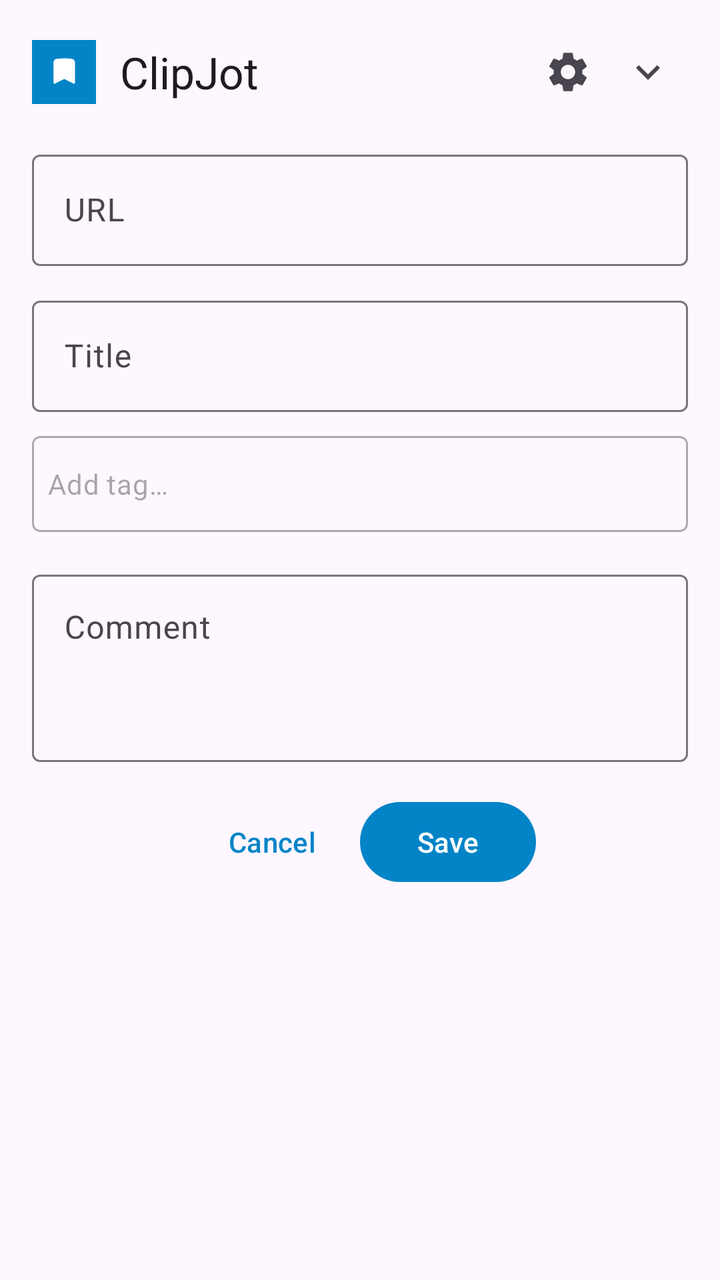
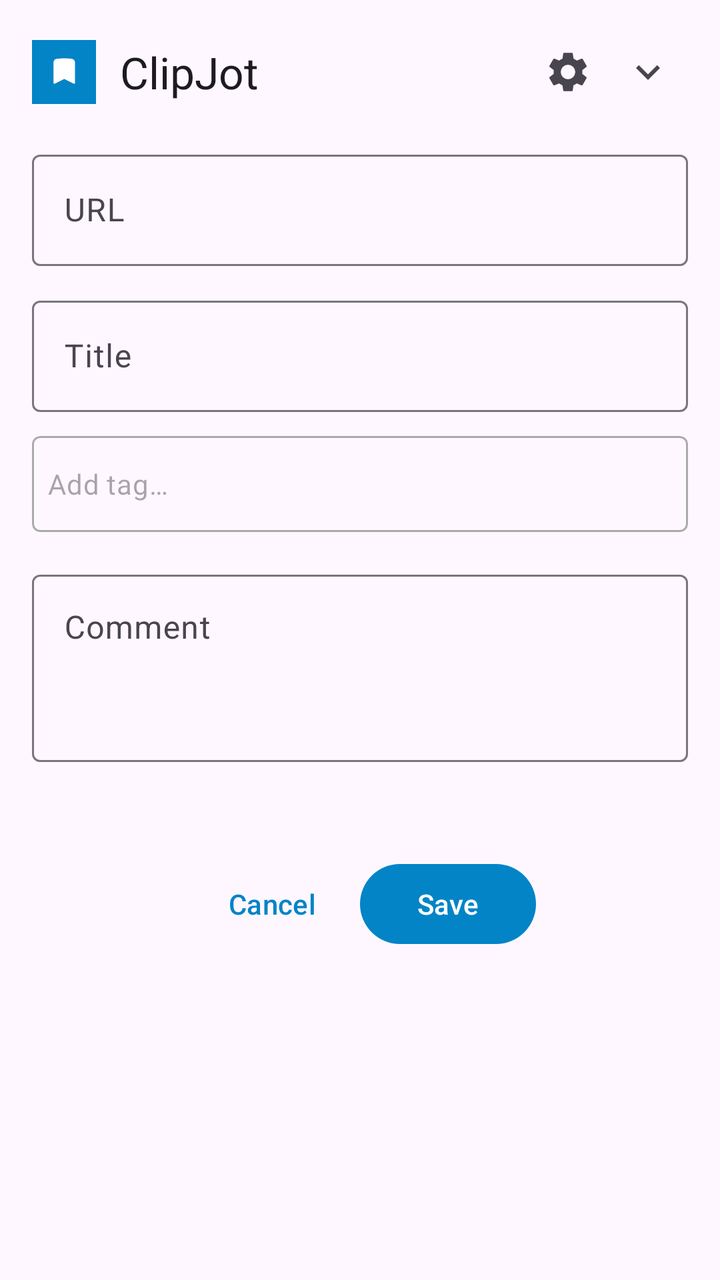

An Android layout rendered at two revisions. The XML below is the earlier revision; the diff shows what the commit changed to produce the second picture.
<!-- AndroidManifest.xml: application theme Theme.ClipJot -->
<!-- res/layout/bottom_sheet_bookmark.xml -->
<?xml version="1.0" encoding="utf-8"?>
<FrameLayout
    xmlns:android="http://schemas.android.com/apk/res/android"
    xmlns:app="http://schemas.android.com/apk/res-auto"
    android:layout_width="match_parent"
    android:layout_height="wrap_content">

    
    <LinearLayout
        android:id="@+id/mainContent"
        android:layout_width="match_parent"
        android:layout_height="wrap_content"
        android:orientation="vertical"
        android:padding="16dp">

        
        <LinearLayout
            android:layout_width="match_parent"
            android:layout_height="wrap_content"
            android:orientation="horizontal"
            android:gravity="center_vertical"
            android:layout_marginBottom="16dp">

            <ImageView
                android:layout_width="32dp"
                android:layout_height="32dp"
                android:src="@drawable/ic_launcher_foreground"
                android:background="@drawable/ic_launcher_background"
                android:contentDescription="@string/app_name" />

            <TextView
                android:layout_width="0dp"
                android:layout_height="wrap_content"
                android:layout_weight="1"
                android:layout_marginStart="12dp"
                android:text="@string/app_name"
                android:textAppearance="@style/TextAppearance.Material3.TitleLarge" />

            <ImageButton
                android:id="@+id/settingsButton"
                android:layout_width="wrap_content"
                android:layout_height="wrap_content"
                android:background="?attr/selectableItemBackgroundBorderless"
                android:src="@drawable/ic_settings"
                android:contentDescription="@string/settings"
                android:padding="8dp" />

            <ImageButton
                android:id="@+id/expandButton"
                android:layout_width="wrap_content"
                android:layout_height="wrap_content"
                android:background="?attr/selectableItemBackgroundBorderless"
                android:src="@drawable/ic_expand_more"
                android:contentDescription="@string/expand"
                android:padding="8dp" />
        </LinearLayout>

        
        <com.google.android.material.textfield.TextInputLayout
            android:layout_width="match_parent"
            android:layout_height="wrap_content"
            android:hint="@string/url"
            app:endIconMode="none">

            <com.google.android.material.textfield.TextInputEditText
                android:id="@+id/urlInput"
                android:layout_width="match_parent"
                android:layout_height="wrap_content"
                android:inputType="textUri"
                android:maxLines="2" />
        </com.google.android.material.textfield.TextInputLayout>

        
        <com.google.android.material.textfield.TextInputLayout
            android:layout_width="match_parent"
            android:layout_height="wrap_content"
            android:hint="@string/title"
            android:layout_marginTop="12dp">

            <com.google.android.material.textfield.TextInputEditText
                android:id="@+id/titleInput"
                android:layout_width="match_parent"
                android:layout_height="wrap_content"
                android:inputType="text"
                android:maxLines="2" />
        </com.google.android.material.textfield.TextInputLayout>

        
        <com.google.android.material.card.MaterialCardView
            android:id="@+id/tagInputContainer"
            android:layout_width="match_parent"
            android:layout_height="wrap_content"
            android:layout_marginTop="12dp"
            app:cardElevation="0dp"
            app:strokeWidth="1dp"
            app:strokeColor="@android:color/darker_gray"
            app:cardCornerRadius="4dp">

            <HorizontalScrollView
                android:layout_width="match_parent"
                android:layout_height="wrap_content"
                android:scrollbars="none"
                android:fillViewport="true">

                <LinearLayout
                    android:id="@+id/tagTokenContainer"
                    android:layout_width="wrap_content"
                    android:layout_height="wrap_content"
                    android:orientation="horizontal"
                    android:gravity="center_vertical"
                    android:padding="8dp"
                    android:minHeight="48dp">

                    

                    <EditText
                        android:id="@+id/tagInput"
                        android:layout_width="wrap_content"
                        android:layout_height="wrap_content"
                        android:minWidth="100dp"
                        android:background="@null"
                        android:hint="@string/add_tag"
                        android:inputType="text"
                        android:imeOptions="actionDone"
                        android:maxLines="1"
                        android:textAppearance="@style/TextAppearance.Material3.BodyMedium" />
                </LinearLayout>
            </HorizontalScrollView>
        </com.google.android.material.card.MaterialCardView>

        
        <com.google.android.material.card.MaterialCardView
            android:id="@+id/tagSuggestionsCard"
            android:layout_width="match_parent"
            android:layout_height="wrap_content"
            android:layout_marginTop="4dp"
            android:visibility="gone"
            app:cardElevation="4dp"
            app:cardCornerRadius="8dp">

            <LinearLayout
                android:layout_width="match_parent"
                android:layout_height="wrap_content"
                android:orientation="vertical"
                android:padding="8dp">

                <com.google.android.material.chip.ChipGroup
                    android:id="@+id/tagSuggestionsChipGroup"
                    android:layout_width="match_parent"
                    android:layout_height="wrap_content"
                    app:singleLine="true"
                    app:selectionRequired="false"
                    app:singleSelection="false" />

                <TextView
                    android:id="@+id/noTagsMessage"
                    android:layout_width="match_parent"
                    android:layout_height="wrap_content"
                    android:text="@string/no_tags_yet"
                    android:textAppearance="@style/TextAppearance.Material3.BodySmall"
                    android:textColor="?android:textColorSecondary"
                    android:paddingVertical="8dp"
                    android:visibility="gone" />
            </LinearLayout>
        </com.google.android.material.card.MaterialCardView>

        
        <LinearLayout
            android:id="@+id/expandedSection"
            android:layout_width="match_parent"
            android:layout_height="wrap_content"
            android:orientation="vertical"
            android:visibility="visible">

            
            <com.google.android.material.textfield.TextInputLayout
                android:layout_width="match_parent"
                android:layout_height="wrap_content"
                android:hint="@string/comment"
                android:layout_marginTop="16dp">

                <com.google.android.material.textfield.TextInputEditText
                    android:id="@+id/commentInput"
                    android:layout_width="match_parent"
                    android:layout_height="wrap_content"
                    android:inputType="textMultiLine"
                    android:minLines="3"
                    android:gravity="top" />
            </com.google.android.material.textfield.TextInputLayout>
        </LinearLayout>

        
        <TextView
            android:id="@+id/errorMessage"
            android:layout_width="match_parent"
            android:layout_height="wrap_content"
            android:layout_marginTop="12dp"
            android:textColor="@color/error"
            android:visibility="gone" />

        <TextView
            android:id="@+id/successMessage"
            android:layout_width="match_parent"
            android:layout_height="wrap_content"
            android:layout_marginTop="12dp"
            android:textColor="@color/success"
            android:visibility="gone" />

        
        <com.google.android.material.progressindicator.LinearProgressIndicator
            android:id="@+id/progressIndicator"
            android:layout_width="match_parent"
            android:layout_height="wrap_content"
            android:layout_marginTop="12dp"
            android:indeterminate="true"
            android:visibility="gone" />

        
        <LinearLayout
            android:layout_width="wrap_content"
            android:layout_height="wrap_content"
            android:layout_marginTop="16dp"
            android:layout_gravity="center_horizontal"
            android:orientation="horizontal"
            android:gravity="center">

            <com.google.android.material.button.MaterialButton
                android:id="@+id/cancelLink"
                android:layout_width="wrap_content"
                android:layout_height="wrap_content"
                android:text="@string/cancel"
                style="@style/Widget.Material3.Button.TextButton" />

            <com.google.android.material.button.MaterialButton
                android:id="@+id/saveButton"
                android:layout_width="wrap_content"
                android:layout_height="wrap_content"
                android:text="@string/save" />
        </LinearLayout>

    </LinearLayout>

</FrameLayout>
<!-- resources referenced by this layout -->
<resources>
  <color name="error">#ef4444</color>
  <color name="success">#10b981</color>
  <!-- drawable ic_expand_more (drawable) -->
  <?xml version="1.0" encoding="utf-8"?>
  <vector xmlns:android="http://schemas.android.com/apk/res/android"
      android:width="24dp"
      android:height="24dp"
      android:viewportWidth="24"
      android:viewportHeight="24"
      android:tint="?attr/colorControlNormal">
      <path
          android:fillColor="@android:color/white"
          android:pathData="M16.59,8.59L12,13.17 7.41,8.59 6,10l6,6 6,-6z"/>
  </vector>
  <!-- drawable ic_launcher_background (drawable) -->
  <?xml version="1.0" encoding="utf-8"?>
  <vector xmlns:android="http://schemas.android.com/apk/res/android"
      android:width="108dp"
      android:height="108dp"
      android:viewportWidth="108"
      android:viewportHeight="108">
      <path
          android:fillColor="#0284c7"
          android:pathData="M0,0h108v108H0z"/>
  </vector>
  <!-- drawable ic_launcher_foreground (drawable) -->
  <?xml version="1.0" encoding="utf-8"?>
  <vector xmlns:android="http://schemas.android.com/apk/res/android"
      android:width="108dp"
      android:height="108dp"
      android:viewportWidth="108"
      android:viewportHeight="108">
      
      
      <group
          android:translateX="28"
          android:translateY="26"
          android:scaleX="2.2"
          android:scaleY="2.2">
          <path
              android:fillColor="#FFFFFF"
              android:fillType="evenOdd"
              android:pathData="M6.32,2.577a49.255,49.255 0,0 1,11.36 0c1.497,0.174 2.57,1.46 2.57,2.93V21a0.75,0.75 0,0 1,-1.085 0.67L12,18.089l-7.165,3.583A0.75,0.75 0,0 1,3.75 21V5.507c0,-1.47 1.073,-2.756 2.57,-2.93Z"/>
      </group>
  </vector>
  <string name="add_tag">Add tag…</string>
  <string name="app_name">ClipJot</string>
  <string name="cancel">Cancel</string>
  <string name="comment">Comment</string>
  <string name="expand">Expand</string>
  <string name="no_tags_yet">No tags yet. Type to create one.</string>
  <string name="save">Save</string>
  <string name="settings">Settings</string>
  <string name="title">Title</string>
  <string name="url">URL</string>
  <style name="Theme.ClipJot" parent="Theme.Material3.DayNight">
          
          <item name="colorPrimary">@color/primary</item>
          <item name="colorPrimaryDark">@color/primary_dark</item>
          <item name="colorOnPrimary">@android:color/white</item>
  
          
          <item name="colorSecondary">@color/secondary</item>
          <item name="colorOnSecondary">@android:color/white</item>
  
          
          <item name="android:statusBarColor">@color/primary_dark</item>
      </style>
  <color name="primary">#0284c7</color>
  <color name="primary_dark">#0369a1</color>
  <color name="secondary">#10b981</color>
  <!-- unchanged entries left out for length: 1 -->
</resources>

<!-- the commit's change to res/layout/bottom_sheet_bookmark.xml (unified diff, before → after) -->
@@ -190,30 +190,26 @@
         </LinearLayout>
 
         
-        <TextView
-            android:id="@+id/errorMessage"
-            android:layout_width="match_parent"
-            android:layout_height="wrap_content"
-            android:layout_marginTop="12dp"
-            android:textColor="@color/error"
-            android:visibility="gone" />
-
-        <TextView
-            android:id="@+id/successMessage"
-            android:layout_width="match_parent"
-            android:layout_height="wrap_content"
-            android:layout_marginTop="12dp"
-            android:textColor="@color/success"
-            android:visibility="gone" />
-
-        
-        <com.google.android.material.progressindicator.LinearProgressIndicator
-            android:id="@+id/progressIndicator"
-            android:layout_width="match_parent"
-            android:layout_height="wrap_content"
-            android:layout_marginTop="12dp"
-            android:indeterminate="true"
-            android:visibility="gone" />
+        <FrameLayout
+            android:layout_width="match_parent"
+            android:layout_height="wrap_content"
+            android:layout_marginTop="12dp">
+
+            <TextView
+                android:id="@+id/statusMessage"
+                android:layout_width="match_parent"
+                android:layout_height="wrap_content"
+                android:minLines="1"
+                android:visibility="invisible" />
+
+            <com.google.android.material.progressindicator.LinearProgressIndicator
+                android:id="@+id/progressIndicator"
+                android:layout_width="match_parent"
+                android:layout_height="wrap_content"
+                android:layout_gravity="center_vertical"
+                android:indeterminate="true"
+                android:visibility="gone" />
+        </FrameLayout>
 
         
         <LinearLayout
<!-- resource entries referenced after the edit -->
@@ -1,7 +1,5 @@
 <!-- resources referenced by this layout -->
 <resources>
-  <color name="error">#ef4444</color>
-  <color name="success">#10b981</color>
   <!-- drawable ic_expand_more (drawable) -->
   <?xml version="1.0" encoding="utf-8"?>
   <vector xmlns:android="http://schemas.android.com/apk/res/android"
